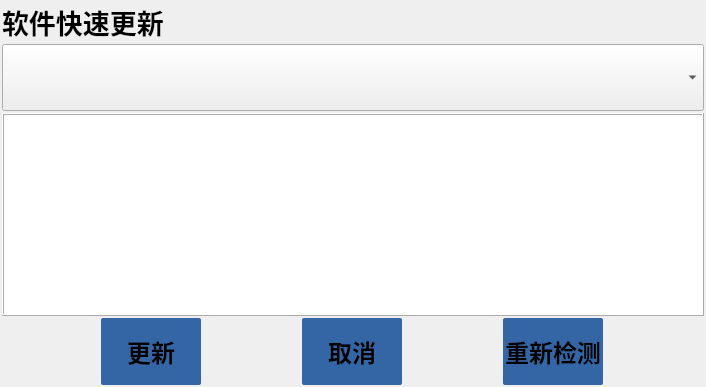
Before: the Qt Designer form qt-app-master/usbupdatedlg.ui in aa123Eason/workcode, drawn with Qt 5.
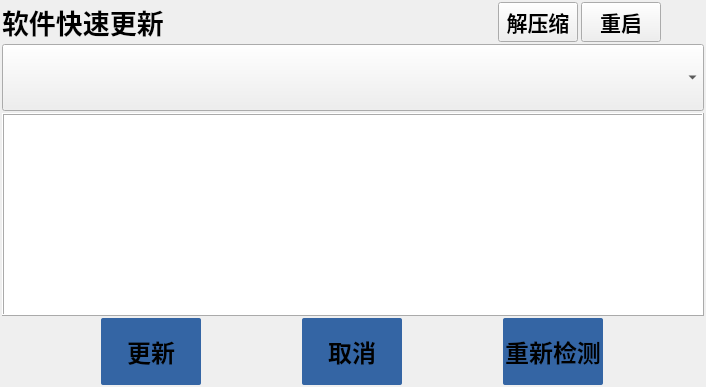
After: the same form once the commit is applied. Icons and pictures are not drawn.

```diff
--- a/qt-app-master/usbupdatedlg.ui
+++ b/qt-app-master/usbupdatedlg.ui
@@ -30,7 +30,7 @@
     <number>2</number>
    </property>
    <item>
-    <layout class="QHBoxLayout" name="horizontalLayout" stretch="5,0">
+    <layout class="QHBoxLayout" name="horizontalLayout" stretch="5,0,0,0">
      <property name="spacing">
       <number>3</number>
      </property>
@@ -48,6 +48,46 @@
        </property>
       </widget>
      </item>
+     <item>
+      <widget class="QPushButton" name="unzip">
+       <property name="sizePolicy">
+        <sizepolicy hsizetype="Minimum" vsizetype="Preferred">
+         <horstretch>0</horstretch>
+         <verstretch>0</verstretch>
+        </sizepolicy>
+       </property>
+       <property name="font">
+        <font>
+         <pointsize>16</pointsize>
+         <weight>75</weight>
+         <bold>true</bold>
+        </font>
+       </property>
+       <property name="text">
+        <string>解压缩</string>
+       </property>
+      </widget>
+     </item>
+     <item>
+      <widget class="QPushButton" name="reset">
+       <property name="sizePolicy">
+        <sizepolicy hsizetype="Minimum" vsizetype="Preferred">
+         <horstretch>0</horstretch>
+         <verstretch>0</verstretch>
+        </sizepolicy>
+       </property>
+       <property name="font">
+        <font>
+         <pointsize>16</pointsize>
+         <weight>75</weight>
+         <bold>true</bold>
+        </font>
+       </property>
+       <property name="text">
+        <string>重启</string>
+       </property>
+      </widget>
+     </item>
      <item>
       <widget class="QPushButton" name="btn_close">
        <property name="sizePolicy">
```
